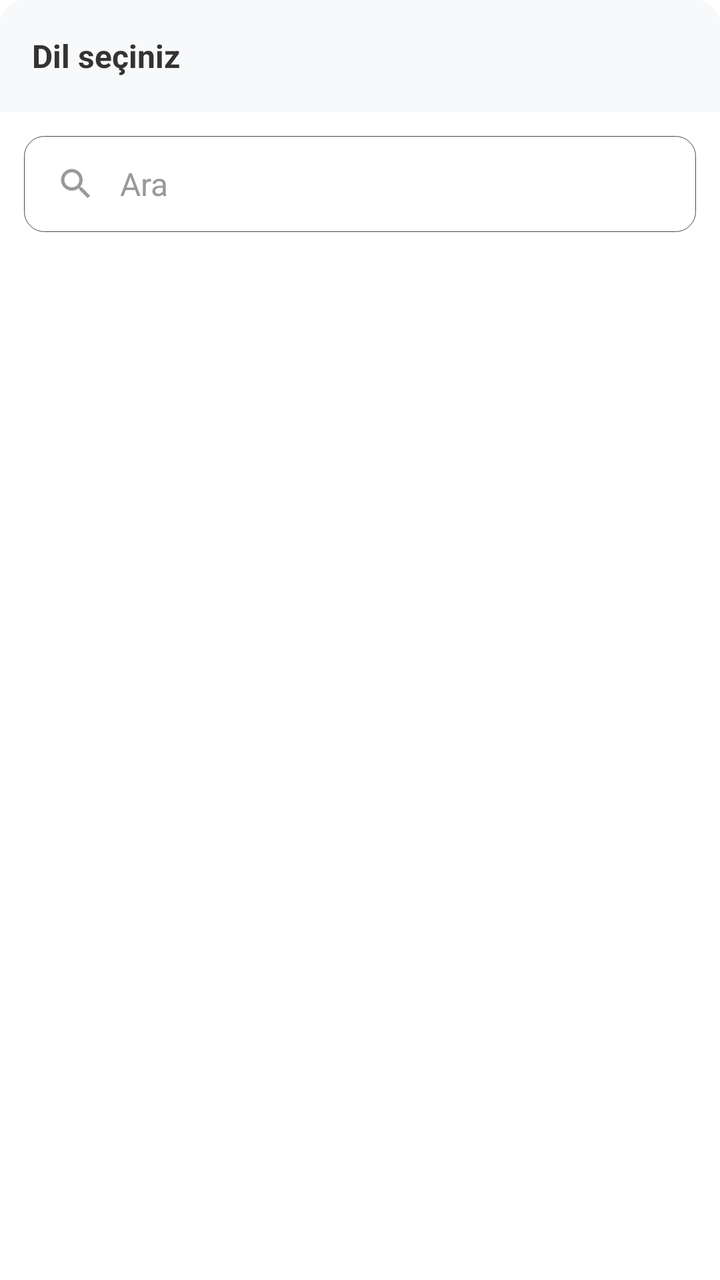
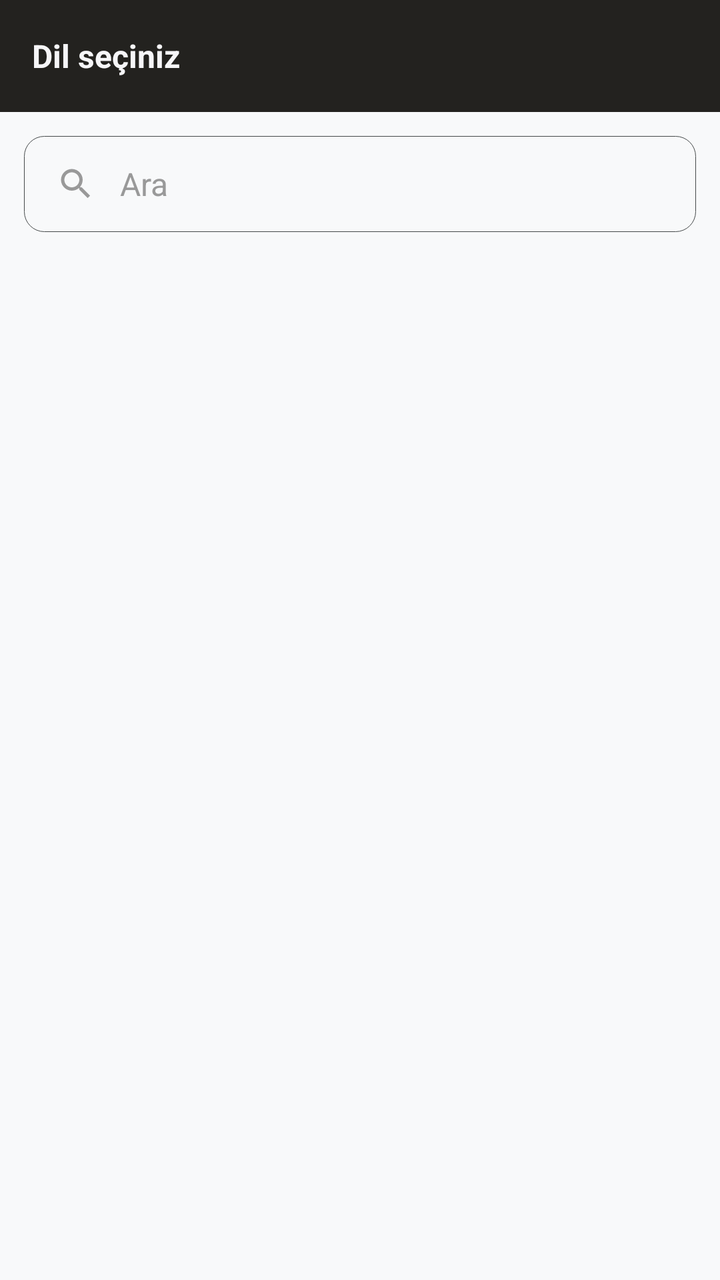

An Android layout rendered at two revisions. The XML below is the earlier revision; the diff shows what the commit changed to produce the second picture.
<!-- AndroidManifest.xml: application theme Theme.OkeyScore -->
<!-- res/layout/dialog_language_selection.xml -->
<?xml version="1.0" encoding="utf-8"?>
<LinearLayout xmlns:android="http://schemas.android.com/apk/res/android"
    xmlns:app="http://schemas.android.com/apk/res-auto"
    android:layout_width="match_parent"
    android:layout_height="wrap_content"
    android:orientation="vertical"
    android:padding="0dp">

    <LinearLayout
        android:layout_width="match_parent"
        android:layout_height="56dp"
        android:background="@drawable/dialog_header_background"
        android:gravity="center_vertical"
        android:orientation="horizontal"
        android:paddingStart="@dimen/padding_large"
        android:paddingEnd="@dimen/padding_large">

        <TextView
            android:layout_width="0dp"
            android:layout_height="wrap_content"
            android:layout_weight="1"
            android:text="@string/select_language"
            android:textColor="#333333"
            android:textSize="@dimen/text_size_medium"
            android:textStyle="bold" />

    </LinearLayout>

    <LinearLayout
        android:layout_width="match_parent"
        android:layout_height="48dp"
        android:layout_margin="@dimen/margin_medium"
        android:background="@drawable/searchview_border"
        android:gravity="center_vertical"
        android:orientation="horizontal"
        android:paddingStart="16dp"
        android:paddingEnd="16dp">

        <ImageView
            android:layout_width="20dp"
            android:layout_height="20dp"
            android:layout_marginEnd="12dp"
            android:contentDescription="@string/todo"
            android:src="@drawable/ic_search"
            app:tint="#999999" />

        <EditText
            android:id="@+id/search"
            android:layout_width="0dp"
            android:layout_height="wrap_content"
            android:layout_weight="1"
            android:background="@null"
            android:hint="@string/language_dialog_search_text"
            android:importantForAutofill="no"
            android:inputType="text"
            android:textColorHint="#999999"
            android:textSize="@dimen/text_size_medium" />
    </LinearLayout>

    <androidx.recyclerview.widget.RecyclerView
        android:id="@+id/languagesRecyclerView"
        android:layout_width="match_parent"
        android:layout_height="wrap_content"
        android:layout_marginTop="@dimen/margin_small"
        android:paddingBottom="@dimen/padding_small" />

</LinearLayout>
<!-- resources referenced by this layout -->
<resources>
  <dimen name="margin_medium">12dp</dimen>
  <dimen name="margin_small">8dp</dimen>
  <dimen name="padding_large">16dp</dimen>
  <dimen name="padding_small">8dp</dimen>
  <dimen name="text_size_medium">16sp</dimen>
  <!-- drawable dialog_header_background (drawable) -->
  <?xml version="1.0" encoding="utf-8"?>
  <shape xmlns:android="http://schemas.android.com/apk/res/android">
      <solid android:color="#F8F9FA" />
      <corners
          android:topLeftRadius="12dp"
          android:topRightRadius="12dp" />
  </shape>
  <!-- drawable ic_search (drawable) -->
  <vector android:height="24dp" android:tint="@color/icon_color"
      android:viewportHeight="24" android:viewportWidth="24"
      android:width="24dp" xmlns:android="http://schemas.android.com/apk/res/android">
      <path android:fillColor="@color/icon_color" android:pathData="M15.5,14h-0.79l-0.28,-0.27C15.41,12.59 16,11.11 16,9.5 16,5.91 13.09,3 9.5,3S3,5.91 3,9.5 5.91,16 9.5,16c1.61,0 3.09,-0.59 4.23,-1.57l0.27,0.28v0.79l5,4.99L20.49,19l-4.99,-5zM9.5,14C7.01,14 5,11.99 5,9.5S7.01,5 9.5,5 14,7.01 14,9.5 11.99,14 9.5,14z"/>
  </vector>
  <!-- drawable searchview_border (drawable) -->
  <?xml version="1.0" encoding="UTF-8"?>
  <shape xmlns:android="http://schemas.android.com/apk/res/android"
      android:padding="12dp"
      android:shape="rectangle" >
      <corners android:radius="10dp"/>
      <stroke
          android:width="0.3dp"
          android:color="@color/searchview_border_color" />
  </shape>
  <string name="language_dialog_search_text" tools:ignore="MissingTranslation">Ara</string>
  <string name="select_language" tools:ignore="MissingTranslation">Dil seçiniz</string>
  <string name="todo" tools:ignore="MissingTranslation">TODO</string>
  <style name="Theme.OkeyScore" parent="Theme.MaterialComponents.Light.NoActionBar">
          <item name="android:statusBarColor">@color/status_bar_color</item>
          <item name="colorPrimary">@color/primary_color</item>
          <item name="colorPrimaryDark">@color/primary_color</item>
          <item name="android:colorPrimaryDark">@color/primary_color</item>
          <item name="android:windowLightStatusBar">true</item>
          <item name="colorControlActivated">@color/cursor_color</item>
  
      </style>
  <color name="icon_color">#455A64</color>
  <color name="searchview_border_color">#45494A</color>
  <color name="status_bar_color">#F6F6F8</color>
  <color name="primary_color">#23221F</color>
  <color name="cursor_color">#4CAF50</color>
</resources>

<!-- the commit's change to res/layout/dialog_language_selection.xml (unified diff, before → after) -->
@@ -3,14 +3,15 @@
     xmlns:app="http://schemas.android.com/apk/res-auto"
     android:layout_width="match_parent"
     android:layout_height="wrap_content"
-    android:orientation="vertical"
-    android:padding="0dp">
+    android:background="@color/cardview_background_color"
+    android:orientation="vertical">
 
     <LinearLayout
         android:layout_width="match_parent"
         android:layout_height="56dp"
-        android:background="@drawable/dialog_header_background"
+        android:background="@color/primary_color"
         android:gravity="center_vertical"
+
         android:orientation="horizontal"
         android:paddingStart="@dimen/padding_large"
         android:paddingEnd="@dimen/padding_large">
@@ -20,7 +21,7 @@
             android:layout_height="wrap_content"
             android:layout_weight="1"
             android:text="@string/select_language"
-            android:textColor="#333333"
+            android:textColor="@color/button_text_color"
             android:textSize="@dimen/text_size_medium"
             android:textStyle="bold" />
 
@@ -61,7 +62,6 @@
         android:id="@+id/languagesRecyclerView"
         android:layout_width="match_parent"
         android:layout_height="wrap_content"
-        android:layout_marginTop="@dimen/margin_small"
-        android:paddingBottom="@dimen/padding_small" />
+        android:layout_marginTop="@dimen/margin_small" />
 
 </LinearLayout>
<!-- resource entries referenced after the edit -->
@@ -1,18 +1,11 @@
 <!-- resources referenced by this layout -->
 <resources>
+  <color name="button_text_color">#F6F6F8</color>
+  <color name="cardview_background_color">#F8F9FA</color>
   <dimen name="margin_medium">12dp</dimen>
   <dimen name="margin_small">8dp</dimen>
   <dimen name="padding_large">16dp</dimen>
-  <dimen name="padding_small">8dp</dimen>
   <dimen name="text_size_medium">16sp</dimen>
-  <!-- drawable dialog_header_background (drawable) -->
-  <?xml version="1.0" encoding="utf-8"?>
-  <shape xmlns:android="http://schemas.android.com/apk/res/android">
-      <solid android:color="#F8F9FA" />
-      <corners
-          android:topLeftRadius="12dp"
-          android:topRightRadius="12dp" />
-  </shape>
   <!-- drawable ic_search (drawable) -->
   <vector android:height="24dp" android:tint="@color/icon_color"
       android:viewportHeight="24" android:viewportWidth="24"
